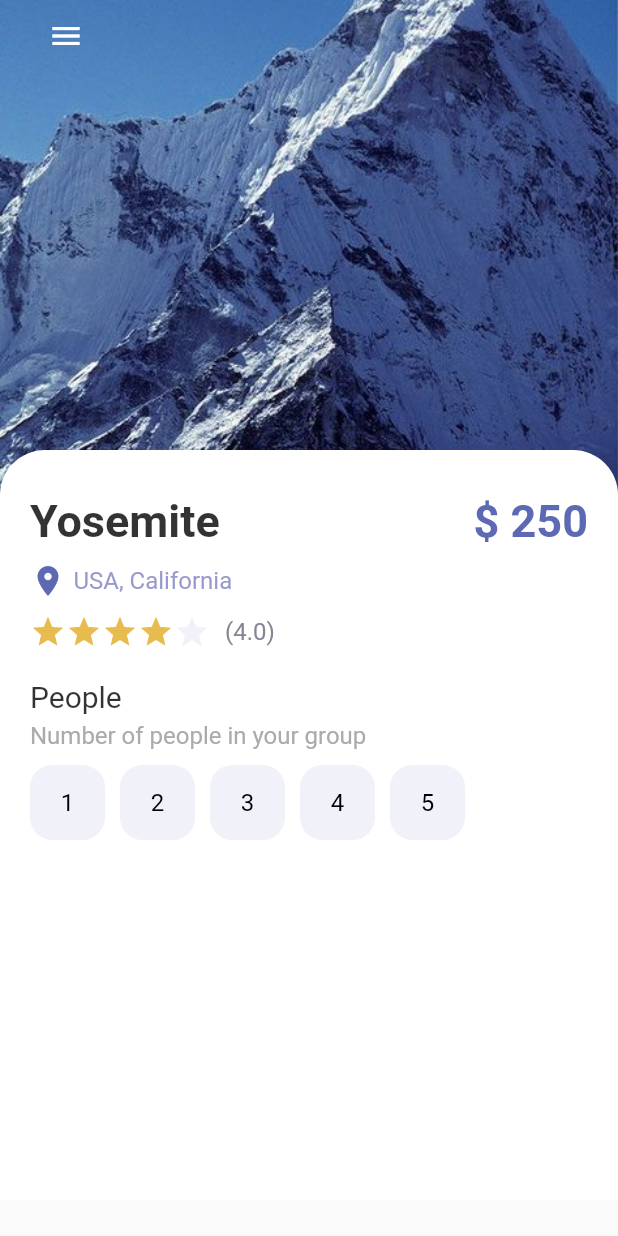
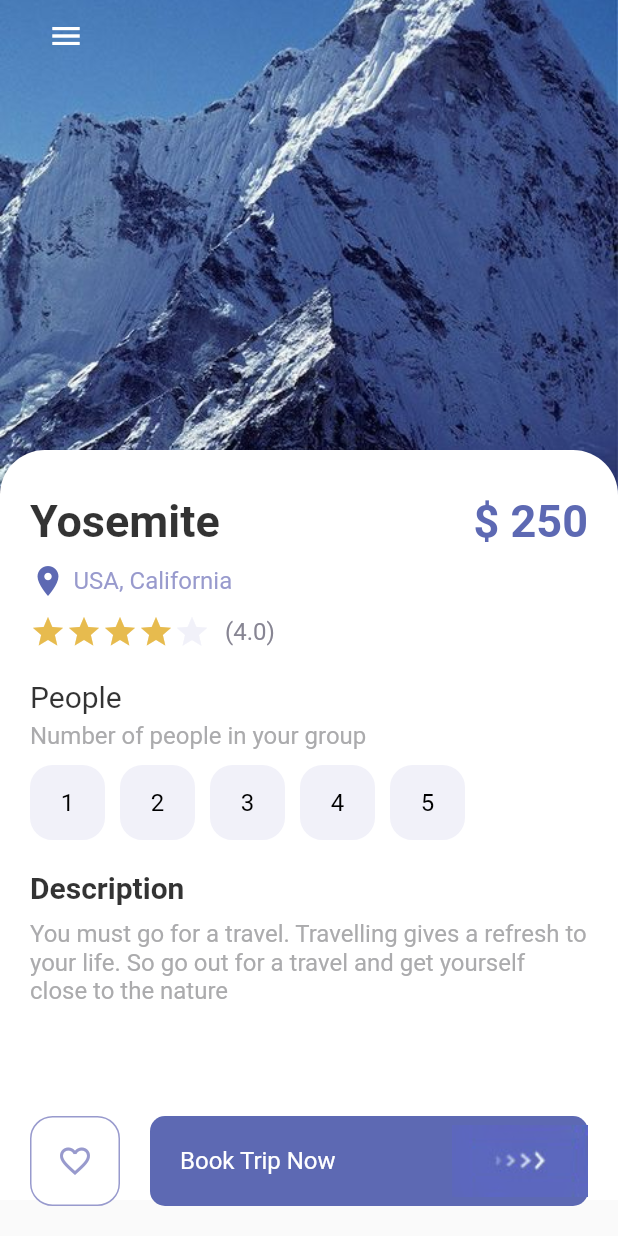
Before and after one commit to shagun-21/traviaa, a Flutter app: the screen it shows after launch, on a phone screen of 412 x 824 dp. Run offline on Flutter 3.47's test engine with Material 2 defaults, Android fonts, the phone set to English and light mode, and no system bars.

Commit message:
completed details page, till 2hours50min

```diff
--- a/lib/pages/detailed_page.dart
+++ b/lib/pages/detailed_page.dart
@@ -3,6 +3,7 @@ import 'package:traviaa/misc/colors.dart';
 import 'package:traviaa/widgets/app_buttons.dart';
 import 'package:traviaa/widgets/app_large_text.dart';
 import 'package:traviaa/widgets/app_text.dart';
+import 'package:traviaa/widgets/responsive_button.dart';
 
 class DetailedPage extends StatefulWidget {
   const DetailedPage({Key? key}) : super(key: key);
@@ -13,6 +14,7 @@ class DetailedPage extends StatefulWidget {
 
 class _DetailedPageState extends State<DetailedPage> {
   int gottenStars = 4;
+  int selectedIndex=-1;
   @override
   Widget build(BuildContext context) {
     return Scaffold(
@@ -141,22 +143,49 @@ class _DetailedPageState extends State<DetailedPage> {
                     ),
                     Wrap(
                       children: List.generate(5, (index) {
-                        return Container(
-                          margin: const EdgeInsets.only(right: 10),
-                          child: AppButtons(
-                            size: 50,
-                            color: Colors.black,
-                            backgroundColor: AppColors.buttonBackground,
-                            borderColor: AppColors.buttonBackground,
-                            text: (index + 1).toString(),
+                        return InkWell(
+                          onTap: () {
+                            setState(() {
+                              selectedIndex=index;
+                            });
+                          },
+                          child: Container(
+                            margin: const EdgeInsets.only(right: 10),
+                            child: AppButtons(
+                              size: 50,
+                              color: selectedIndex==index?Colors.white:Colors.black,
+                              backgroundColor: selectedIndex==index?Colors.black:AppColors.buttonBackground,
+                              borderColor: selectedIndex==index?Colors.black:AppColors.buttonBackground,
+                              text: (index + 1).toString(),
+                            ),
                           ),
                         );
                       }),
-                    )
+                    ),
+                    SizedBox(height: 20,),
+                    AppLargeText(text: "Description",color: Colors.black.withOpacity(0.8),size: 20,),
+                    SizedBox(height: 10,),
+                    AppText(text: "You must go for a travel. Travelling gives a refresh to your life. So go out for a travel and get yourself close to the nature",
+                    color: AppColors.mainTextColor,)
                   ],
                 )),
           ),
-        ],
+       Positioned(
+         bottom: 20,
+         left: 20,
+         right: 20,
+         child:Row(
+           children: [
+             AppButtons(size: 60, color: AppColors.textColor1, backgroundColor: Colors.white, borderColor: AppColors.textColor1
+             ,isIcon: true,
+             icon: Icons.favorite_border,),
+             SizedBox(width: 20,),
+             ResponsiveButton(
+                  isResponsive: true,
+             )
+           ],
+         )
+       ) ],
       ),
     ));
   }
--- a/lib/widgets/app_buttons.dart
+++ b/lib/widgets/app_buttons.dart
@@ -37,7 +37,7 @@ class AppButtons extends StatelessWidget {
           ? Center(
               child: AppText(
                 text: text!,
-                color: Colors.black,
+                color: color,
               ),
             )
           : Center(
--- a/lib/widgets/responsive_button.dart
+++ b/lib/widgets/responsive_button.dart
@@ -1,26 +1,30 @@
 import 'package:flutter/material.dart';
 import 'package:traviaa/misc/colors.dart';
+import 'package:traviaa/widgets/app_text.dart';
 
 class ResponsiveButton extends StatelessWidget {
   bool? isResponsive;
   double? width;
-   ResponsiveButton({ Key? key ,this.width,this.isResponsive=false}) : super(key: key);
+   ResponsiveButton({ Key? key ,this.width=120,this.isResponsive=false}) : super(key: key);
 
   @override
   Widget build(BuildContext context) {
-    return Container(
+    return Flexible(
+      child: Container(
         decoration: BoxDecoration(
           borderRadius: BorderRadius.circular(10),
           color: AppColors.mainColor
 
         ),
-      width: width,
+        width: isResponsive==true?double.maxFinite:width,
         height: 60,
         child: Row(
-        mainAxisAlignment: MainAxisAlignment.center,
+          mainAxisAlignment:isResponsive==true?MainAxisAlignment.spaceBetween: MainAxisAlignment.center,
           children: [
+            isResponsive==true?Container(margin: const EdgeInsets.only(left:20),child:AppText(text: "Book Trip Now",color: Colors.white,)):Container(),
             Image.asset('lib/img/button-one.png')
           ],
+        ),
       ),
     );
   }
```
Also changed, not shown: pubspec.lock. Lines whose indentation alone changed are shown as unchanged.
